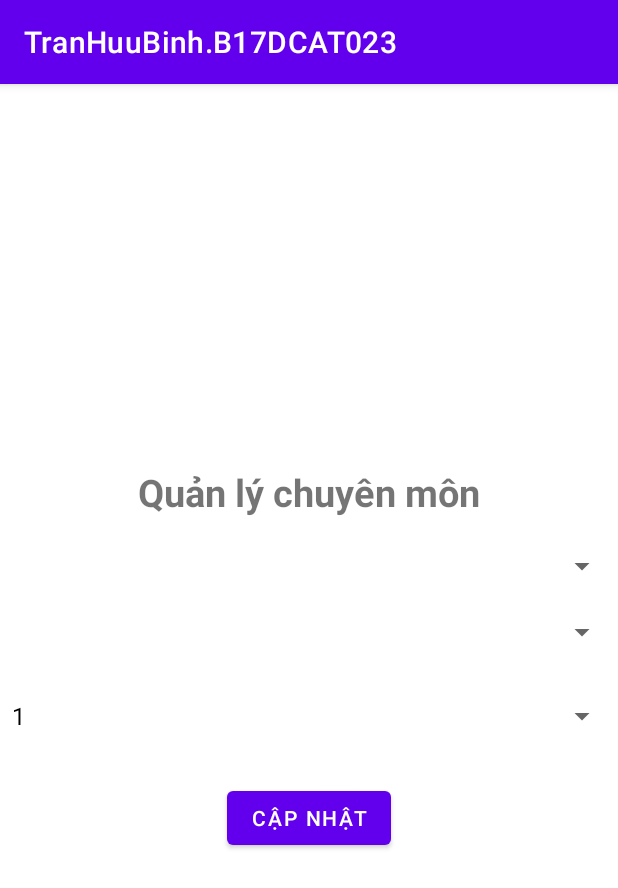
After one commit to binhtranhuu/quan-ly-giang-vien-luu-shared-preferences, an Android app: the ManQuanLyChuyenMon screen opened directly, with no data from a screen before it, on a phone screen of 412 x 824 dp. The commit adds this screen. Shown: the top 888 px of the screen. Run offline under Robolectric (Android 15) with nearby library versions, the phone set to English and light mode, and no system bars.

Commit message:
8. Quản lý chuyên môn giảng viên

```diff
--- a/app/src/main/AndroidManifest.xml
+++ b/app/src/main/AndroidManifest.xml
@@ -9,6 +9,7 @@
         android:roundIcon="@mipmap/ic_launcher_round"
         android:supportsRtl="true"
         android:theme="@style/Theme.TranHuuBinhB17DCAT023">
+        <activity android:name=".ManQuanLyChuyenMon"></activity>
         <activity android:name=".ManAddChuyenMon" />
         <activity android:name=".ManAddGiangVien" />
         <activity android:name=".ManChuyenMon" />
--- /dev/null
+++ b/app/src/main/java/com/example/tranhuubinhb17dcat023/ManQuanLyChuyenMon.java
@@ -0,0 +1,118 @@
+package com.example.tranhuubinhb17dcat023;
+
+import androidx.appcompat.app.AppCompatActivity;
+
+import android.content.Intent;
+import android.os.Bundle;
+import android.view.View;
+import android.widget.AdapterView;
+import android.widget.ArrayAdapter;
+import android.widget.Button;
+import android.widget.Spinner;
+import android.widget.Toast;
+
+import com.example.tranhuubinhb17dcat023.model.B17DCAT023_ChuyenMon;
+import com.example.tranhuubinhb17dcat023.model.B17DCAT023_GiangVien;
+import com.example.tranhuubinhb17dcat023.model.B17DCAT023_GiangVienChuyenMon;
+import com.example.tranhuubinhb17dcat023.storage.SharedPrefManager;
+
+import java.util.ArrayList;
+
+public class ManQuanLyChuyenMon extends AppCompatActivity {
+
+    String kinhnghiem[] = {"1", "2", "3", "4"};
+    ArrayList<B17DCAT023_GiangVien> giangVienArrayList;
+    ArrayList<B17DCAT023_ChuyenMon> chuyenMonArrayList;
+    ArrayList<B17DCAT023_GiangVienChuyenMon> giangVienChuyenMonArrayList;
+    Spinner spGiangVien, spChuyenMon, spNamKinhNghiem;
+    Button btnQuanLyChuyenMon;
+
+    int idGiangVien, idChuyenMon;
+
+    @Override
+    protected void onCreate(Bundle savedInstanceState) {
+        super.onCreate(savedInstanceState);
+        setContentView(R.layout.activity_man_quan_ly_chuyen_mon);
+
+        giangVienChuyenMonArrayList = SharedPrefManager.getInstace(this).getAllQuanLyChuyenMon();
+
+        AnhXa();
+
+        ArrayAdapter<String> adapter1 = new ArrayAdapter<>(this, R.layout.support_simple_spinner_dropdown_item, kinhnghiem);
+        spNamKinhNghiem.setAdapter(adapter1);
+
+        // Thiết lập spinner cho giảng viên
+        giangVienArrayList = SharedPrefManager.getInstace(this).getAllGiangVien();
+        ArrayAdapter<B17DCAT023_GiangVien> adapter3 = new ArrayAdapter<B17DCAT023_GiangVien>(this, R.layout.support_simple_spinner_dropdown_item, giangVienArrayList);
+        spGiangVien.setAdapter(adapter3);
+
+        // Bắt sự kiện chọn một giảng viên
+        spGiangVien.setOnItemSelectedListener(new AdapterView.OnItemSelectedListener() {
+            @Override
+            public void onItemSelected(AdapterView<?> parent, View view, int position, long id) {
+                B17DCAT023_GiangVien giangVien = (B17DCAT023_GiangVien) parent.getSelectedItem();
+                idGiangVien = giangVien.getId();
+            }
+
+            @Override
+            public void onNothingSelected(AdapterView<?> parent) {
+
+            }
+        });
+
+        // Thiết lập spinner cho chuyên môn
+        chuyenMonArrayList = SharedPrefManager.getInstace(this).getAllChuyenMon();
+        ArrayAdapter<B17DCAT023_ChuyenMon> adapter4 = new ArrayAdapter<B17DCAT023_ChuyenMon>(this, R.layout.support_simple_spinner_dropdown_item, chuyenMonArrayList);
+        spChuyenMon.setAdapter(adapter4);
+
+        // Bắt sự kiện chọn một giảng viên
+        spChuyenMon.setOnItemSelectedListener(new AdapterView.OnItemSelectedListener() {
+            @Override
+            public void onItemSelected(AdapterView<?> parent, View view, int position, long id) {
+                B17DCAT023_ChuyenMon chuyenMon = (B17DCAT023_ChuyenMon) parent.getSelectedItem();
+                idChuyenMon = chuyenMon.getId();
+            }
+
+            @Override
+            public void onNothingSelected(AdapterView<?> parent) {
+
+            }
+        });
+
+        // Bắt sự kiện click Đăng ký học
+        quanLyChuyenMon();
+
+    }
+
+    private void quanLyChuyenMon() {
+        btnQuanLyChuyenMon.setOnClickListener(new View.OnClickListener() {
+            @Override
+            public void onClick(View v) {
+                B17DCAT023_GiangVienChuyenMon giangVienChuyenMon = new B17DCAT023_GiangVienChuyenMon(
+                        idGiangVien,
+                        idChuyenMon,
+                        spNamKinhNghiem.getSelectedItem().toString().trim()
+                );
+
+                giangVienChuyenMonArrayList.add(giangVienChuyenMon);
+
+                SharedPrefManager sharedPrefManager = SharedPrefManager.getInstace(ManQuanLyChuyenMon.this);
+
+                sharedPrefManager.quanLyChuyenMon(giangVienChuyenMonArrayList);
+
+                Toast.makeText(ManQuanLyChuyenMon.this, "Cập nhật thành công", Toast.LENGTH_LONG).show();
+
+                Intent intent = new Intent(ManQuanLyChuyenMon.this, ManChuyenMon.class);
+                finish();
+                startActivity(intent);
+            }
+        });
+    }
+
+    private void AnhXa() {
+        spGiangVien = findViewById(R.id.spGiangVien);
+        spChuyenMon = findViewById(R.id.spChuyenMon);
+        spNamKinhNghiem = findViewById(R.id.spNamKinhNghiem);
+        btnQuanLyChuyenMon = findViewById(R.id.btnQuanLyChuyenMon);
+    }
+}
--- a/app/src/main/java/com/example/tranhuubinhb17dcat023/storage/SharedPrefManager.java
+++ b/app/src/main/java/com/example/tranhuubinhb17dcat023/storage/SharedPrefManager.java
@@ -5,6 +5,7 @@ import android.content.SharedPreferences;
 
 import com.example.tranhuubinhb17dcat023.model.B17DCAT023_ChuyenMon;
 import com.example.tranhuubinhb17dcat023.model.B17DCAT023_GiangVien;
+import com.example.tranhuubinhb17dcat023.model.B17DCAT023_GiangVienChuyenMon;
 import com.google.gson.Gson;
 import com.google.gson.reflect.TypeToken;
 
@@ -87,4 +88,34 @@ public class SharedPrefManager {
 
         return chuyenMonArrayList;
     }
+
+    // Quản lý chuyên môn
+    public void quanLyChuyenMon(ArrayList<B17DCAT023_GiangVienChuyenMon> giangVienChuyenMonArrayList) {
+        SharedPreferences sharedPreferences = ctx.getSharedPreferences(SHARED_PREF_NAME, Context.MODE_PRIVATE);
+        SharedPreferences.Editor editor = sharedPreferences.edit();
+
+        Gson gson = new Gson();
+        String json = gson.toJson(giangVienChuyenMonArrayList);
+        editor.putString("quan ly chuyen mon", json);
+        editor.apply();
+    }
+
+    // Lấy tất cả quản lý chuyên môn
+    public ArrayList<B17DCAT023_GiangVienChuyenMon> getAllQuanLyChuyenMon() {
+        SharedPreferences sharedPreferences = ctx.getSharedPreferences(SHARED_PREF_NAME, Context.MODE_PRIVATE);
+
+        ArrayList<B17DCAT023_GiangVienChuyenMon> giangVienChuyenMonArrayList = new ArrayList<>();
+
+        Gson gson = new Gson();
+        String json = sharedPreferences.getString("quan ly chuyen mon", null);
+        Type type = new TypeToken<ArrayList<B17DCAT023_GiangVienChuyenMon>>() {
+        }.getType();
+        giangVienChuyenMonArrayList = gson.fromJson(json, type);
+
+        if (giangVienChuyenMonArrayList == null) {
+            giangVienChuyenMonArrayList = new ArrayList<>();
+        }
+
+        return giangVienChuyenMonArrayList;
+    }
 }
--- /dev/null
+++ b/app/src/main/res/layout/activity_man_quan_ly_chuyen_mon.xml
@@ -0,0 +1,47 @@
+<?xml version="1.0" encoding="utf-8"?>
+<LinearLayout xmlns:android="http://schemas.android.com/apk/res/android"
+    xmlns:app="http://schemas.android.com/apk/res-auto"
+    xmlns:tools="http://schemas.android.com/tools"
+    android:layout_width="match_parent"
+    android:layout_height="match_parent"
+    android:layout_gravity="center"
+    android:gravity="center"
+    android:orientation="vertical"
+    tools:context=".ManQuanLyChuyenMon">
+
+    <TextView
+        android:id="@+id/tvQLCM"
+        android:layout_width="wrap_content"
+        android:layout_height="wrap_content"
+        android:layout_centerHorizontal="true"
+        android:text="Quản lý chuyên môn"
+        android:textSize="25dp"
+        android:textStyle="bold" />
+
+    <Spinner
+        android:id="@+id/spGiangVien"
+        android:layout_width="match_parent"
+        android:layout_height="wrap_content"
+        android:layout_marginTop="20dp" />
+
+    <Spinner
+        android:id="@+id/spChuyenMon"
+        android:layout_width="match_parent"
+        android:layout_height="wrap_content"
+        android:layout_marginTop="20dp" />
+
+    <Spinner
+        android:id="@+id/spNamKinhNghiem"
+        android:layout_width="match_parent"
+        android:layout_height="wrap_content"
+        android:layout_marginTop="20dp" />
+
+    <Button
+        android:id="@+id/btnQuanLyChuyenMon"
+        android:layout_width="wrap_content"
+        android:layout_height="wrap_content"
+        android:layout_gravity="center"
+        android:layout_marginTop="20dp"
+        android:text="Cập nhật" />
+
+</LinearLayout>
```
Also changed, not shown: app/src/main/java/com/example/tranhuubinhb17dcat023/ManChuyenMon.java (+11 -1 lines), app/src/main/java/com/example/tranhuubinhb17dcat023/model/B17DCAT023_ChuyenMon.java (+18 -0 lines), app/src/main/java/com/example/tranhuubinhb17dcat023/model/B17DCAT023_GiangVien.java (+18 -0 lines), app/src/main/java/com/example/tranhuubinhb17dcat023/model/B17DCAT023_GiangVienChuyenMon.java (added, +42 -0 lines), app/src/main/res/layout/activity_man_chuyen_mon.xml (+7 -0 lines).
